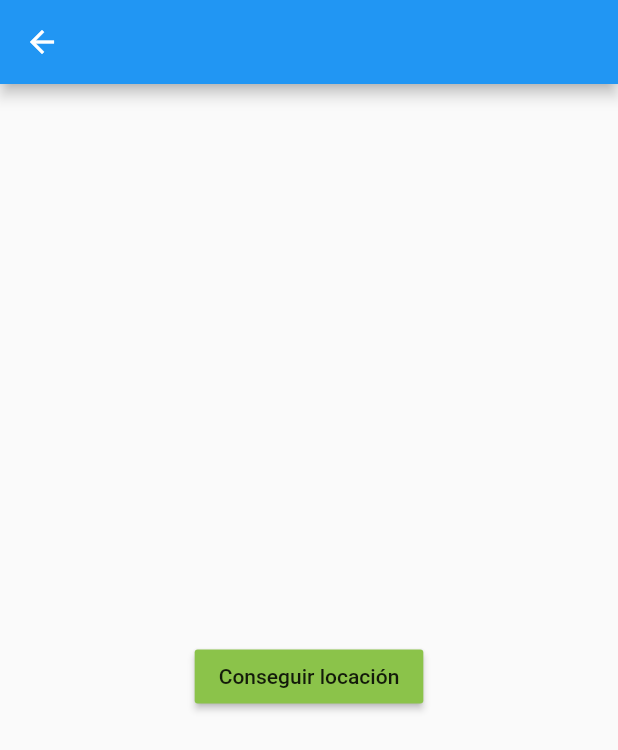
After one commit to JorgeAaron/reef-town, a Flutter app: the Login screen opened directly, after a tap on "Localización", on a phone screen of 412 x 824 dp. The commit adds this screen. Shown: the top 750 px of the screen. Run offline on Flutter 3.47's test engine with Material 2 defaults, Android fonts, the phone set to English and light mode, and no system bars; our stand-ins replace cloud_firestore, firebase_auth, geolocator, google_maps_flutter, google_sign_in, rxdart; accounts and stored records are empty; Roboto replaces fonts that are missing (AbrilFatface).

Commit message:
Agregada localización de Google Maps

```diff
--- /dev/null
+++ b/lib/UI/Login/location.dart
@@ -0,0 +1,81 @@
+import 'package:flutter/cupertino.dart';
+import 'package:flutter/material.dart';
+import 'package:geolocator/geolocator.dart';
+
+class Location extends StatefulWidget {
+  @override
+  _LocationState createState() => _LocationState();
+}
+
+class _LocationState extends State<Location> {
+  Position _currentPosition;
+  String   _currentAddress;
+
+
+  final Geolocator geolocator = Geolocator()..forceAndroidLocationManager;
+
+
+
+  @override
+  Widget build(BuildContext context) {
+    return Scaffold(
+      appBar: AppBar(
+      ),
+      body: Center(
+        child: Column(
+          mainAxisAlignment: MainAxisAlignment.center,
+          children: <Widget>[
+            if (_currentPosition != null)
+              Text (_currentAddress),
+            SizedBox(
+              height: 22,
+            ),
+            MaterialButton(
+                child: Text("Conseguir locación"),
+                color: Colors.lightGreen,
+                onPressed: () {
+                 _getCurrentLocation();
+                }
+            )
+          ],
+        ),
+      ),
+    );
+  }
+
+    _getCurrentLocation() {
+
+
+      geolocator
+      .getCurrentPosition(desiredAccuracy: LocationAccuracy.best)
+      .then((Position position){
+        setState(() {
+          _currentPosition = position;
+        });
+
+        __getAddressFromLatLong();
+      }).catchError((e) {
+        print(e);
+      });
+  }
+
+
+  __getAddressFromLatLong() async {
+    try{
+      List<Placemark> p = await geolocator.placemarkFromCoordinates(
+         _currentPosition.latitude, _currentPosition.longitude
+      );
+
+      Placemark place = p[0];
+
+      setState(() {
+        _currentAddress =
+        "Colonia: ${place.subLocality}, Calle: ${place.thoroughfare}, Codigo "
+            "postal: ${place.postalCode}";
+      });
+    } catch (e){
+      print(e);
+    }
+
+  }
+}
--- a/lib/UI/Login/login.dart
+++ b/lib/UI/Login/login.dart
@@ -1,4 +1,6 @@
 import 'package:flutter/material.dart';
+import 'package:reef_town/UI/Login/mapa.dart';
+import 'location.dart';
 
 class Login extends StatefulWidget {
   @override
@@ -56,8 +58,23 @@ class _LoginState extends State<Login> {
               MaterialButton(
                 child: Text("Localiza tu ubicacion con Google Maps"),
                 color: Colors.lightGreen,
-                onPressed: () {},
-              )
+                onPressed: () {
+                  Navigator.push(
+                    context,
+                    MaterialPageRoute(builder: (context) => Mapa()),
+                  );
+                },
+              ),
+              MaterialButton(
+              child: Text("Localización"),
+                  color: Colors.lightBlueAccent,
+                  onPressed: () {
+                  Navigator.push(
+                  context,
+                    MaterialPageRoute(builder: (context) => Location()),
+                  );
+                 }
+              ),
             ],
           )),
     );
--- a/lib/main.dart
+++ b/lib/main.dart
@@ -10,10 +10,6 @@ void main() => runApp(HomePage());
 
 class HomePage extends StatelessWidget {
   // This widget is the root of your application.
-Diversion()
-{
-  Observable(Stream.fromIterable())
-}
 
 
   @override
--- a/lib/models/authentification/auth.dart
+++ b/lib/models/authentification/auth.dart
@@ -11,7 +11,6 @@ class AuthService {
   final FirebaseAuth _auth = FirebaseAuth.instance;
   final Firestore _db = Firestore.instance;
 
-  Observable<FirebaseUser> user;
 
 }
 
--- a/pubspec.yaml
+++ b/pubspec.yaml
@@ -14,7 +14,7 @@ description: A new Flutter project.
 version: 1.0.0+1
 
 environment:
-  sdk: ">=2.1.0 <3.0.0"
+  sdk: ">=2.2.2 <3.0.0"
 
 dependencies:
   flutter:
@@ -28,6 +28,7 @@ dependencies:
   cloud_firestore: ^0.13.3
   firebase_analytics: ^5.0.11
   rxdart: ^0.23.1
+  geolocator: ^5.2.1
 
 dev_dependencies:
   flutter_test:
```
Also changed, not shown: lib/UI/Login/mapa.dart (+9 -3 lines), pubspec.lock, 6 other files.
